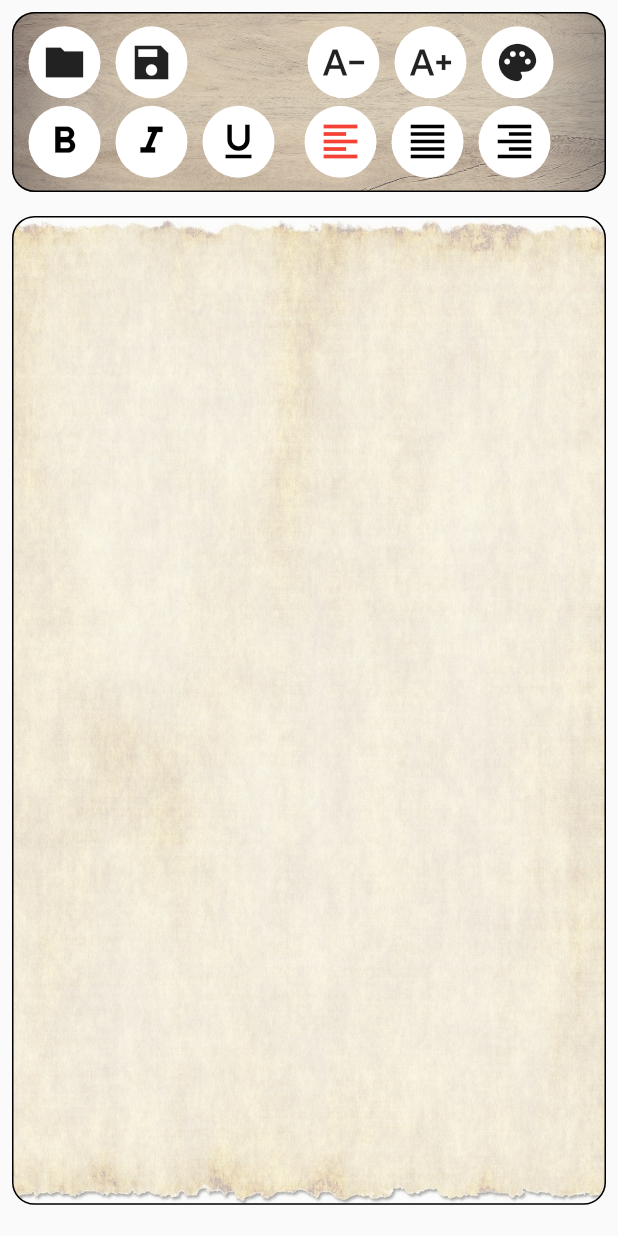
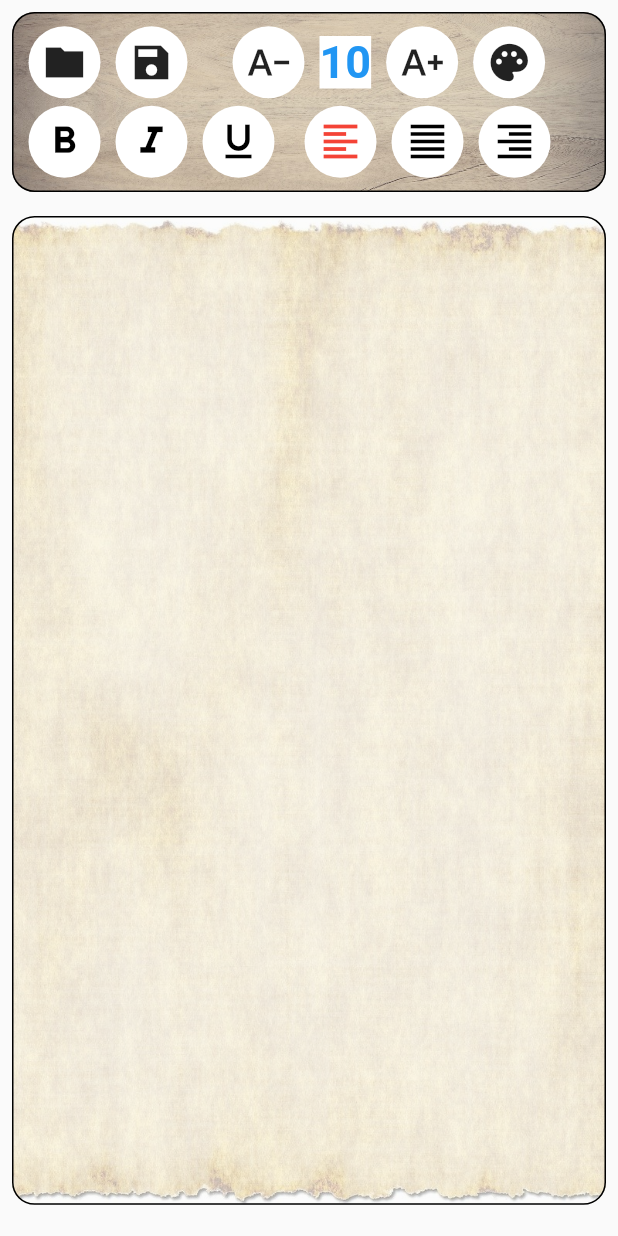
Before and after one commit to miyigun/notebook2, a Flutter app: the screen it shows after launch, on a phone screen of 412 x 824 dp. Run offline on Flutter 3.47's test engine with Material 2 defaults, Android fonts, the phone set to English and light mode, and no system bars; our stand-ins replace flutter_riverpod.

Commit message:
Commit 6

```diff
--- a/lib/view/console.dart
+++ b/lib/view/console.dart
@@ -61,7 +61,7 @@ class Console extends ConsumerWidget {
                       iconSize: 30,
                       onPressed: () {},
                     )),
-                const SizedBox(width: 80),
+                const SizedBox(width: 30),
                 Container(
                     decoration: const ShapeDecoration(
                       color: Colors.white,
@@ -72,8 +72,24 @@ class Console extends ConsumerWidget {
                         Icons.text_decrease,
                       ),
                       iconSize: 30,
-                      onPressed: () {},
+                      onPressed: () => watch.fontDecrease(),
                     )),
+                const SizedBox(width: 10),
+
+                Container(
+                    decoration: const ShapeDecoration(
+                      color: Colors.white,
+                      shape: RoundedRectangleBorder(),
+                    ),
+                    child: Text(
+                      watch.fontSize.toString(),
+                      style: const TextStyle(
+                        fontSize: 30,
+                        fontWeight: FontWeight.bold,
+                        color: Colors.blue
+                      ),
+                    )
+                ),
                 const SizedBox(width: 10),
                 Container(
                     decoration: const ShapeDecoration(
@@ -85,7 +101,7 @@ class Console extends ConsumerWidget {
                         Icons.text_increase,
                       ),
                       iconSize: 30,
-                      onPressed: () {},
+                      onPressed: () => watch.fontIncrease(),
                     )),
                 const SizedBox(width: 10),
                 Container(
```
Also changed, not shown: lib/controller/controller.dart (+18 -0 lines).
